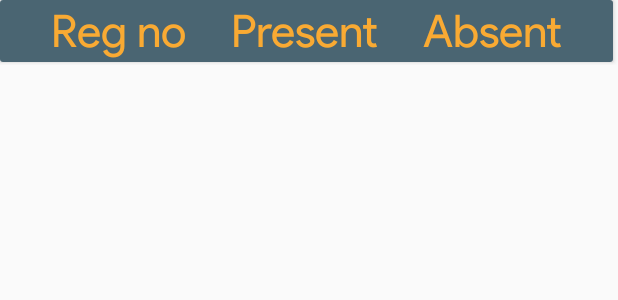
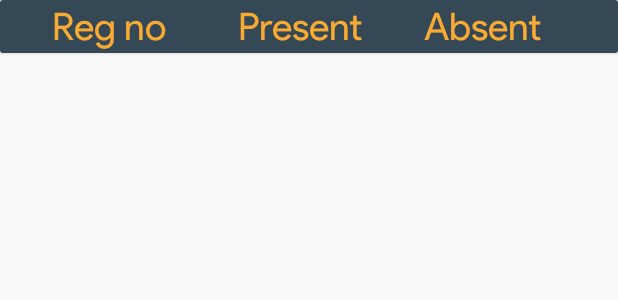
Before and after one commit to Git-Uzair/identino, an Android app: the layout summary_row_presabs.xml on its own in the app's theme, with its tools: preview values and no code run, on a phone screen of 412 x 824 dp. Shown: the top 300 px of the screen. Run offline under Robolectric (Android 15) with nearby library versions, the phone set to English and light mode, and no system bars.

Commit message:
Fixed Layout for course summary and the courses row, pop up fixed too.

```diff
--- a/app/src/main/java/com/tango/identino/util/courseAdapter.java
+++ b/app/src/main/java/com/tango/identino/util/courseAdapter.java
@@ -77,6 +77,7 @@ public class courseAdapter extends RecyclerView.Adapter<courseAdapter.ViewHolder
         private void popUP() {
             View View = LayoutInflater.from(context).inflate(R.layout.summary_popup, null);
             final PopupWindow pop_window = new PopupWindow(View, WindowManager.LayoutParams.MATCH_PARENT, WindowManager.LayoutParams.MATCH_PARENT);
+
             RecyclerView summary_recycler = View.findViewById(R.id.summary_recycler);
             List<Attendance_record> records = new ArrayList<>();
             records.add(new Attendance_record("2017494", 2, 3));
--- a/app/src/main/res/layout/courses_layout.xml
+++ b/app/src/main/res/layout/courses_layout.xml
@@ -9,7 +9,7 @@
         android:id="@+id/course_list_card_view"
         android:layout_width="match_parent"
         app:cardCornerRadius="10dp"
-        android:background="@color/theme_gray"
+        android:background="@color/basic_bg"
         android:layout_marginLeft="10dp"
         android:layout_marginRight="10dp"
         android:layout_marginTop="10dp"
@@ -18,7 +18,7 @@
 
         <RelativeLayout
             android:id="@+id/courses_relative_layout"
-            android:background="@color/theme_gray"
+            android:background="@color/basic_bg"
             android:gravity="center_horizontal"
             android:layout_width="match_parent"
 
--- a/app/src/main/res/layout/summary_row_presabs.xml
+++ b/app/src/main/res/layout/summary_row_presabs.xml
@@ -9,46 +9,46 @@
         android:layout_width="match_parent"
         android:layout_height="wrap_content"
         app:cardCornerRadius="2dp"
-        android:layout_marginEnd="3dp"
-android:layout_marginBottom="2dp"
-        android:background="@color/theme_gray">
+        android:layout_marginBottom="2dp"
+        android:background="@color/basic_bg">
 
         <RelativeLayout
             android:layout_width="match_parent"
             android:gravity="center_horizontal"
             android:padding="2dp"
-            android:background="@color/theme_gray"
+            android:background="@color/basic_bg"
             android:layout_height="wrap_content">
 
             <TextView
-                android:layout_width="wrap_content"
+                android:id="@+id/summary_regno"
+                android:layout_width="94dp"
                 android:layout_height="wrap_content"
-                android:id="@+id/summary_regno"
+                android:fontFamily="@font/product_sans"
                 android:text="Reg no"
-                android:textSize="30sp"
-                android:fontFamily="@font/product_sans"
-                android:textColor="@color/orange"/>
+                android:textColor="@color/orange"
+                android:textSize="25sp" />
 
             <TextView
-                android:layout_width="wrap_content"
+                android:id="@+id/summary_present"
+                android:layout_width="94dp"
                 android:layout_height="wrap_content"
-                android:id="@+id/summary_present"
-                android:text="Present"
-                android:textSize="30sp"
                 android:layout_marginLeft="30dp"
                 android:layout_toRightOf="@+id/summary_regno"
                 android:fontFamily="@font/product_sans"
-                android:textColor="@color/orange"/>
+                android:text="Present"
+                android:textColor="@color/orange"
+                android:textSize="25sp" />
+
             <TextView
-                android:layout_width="wrap_content"
+                android:id="@+id/summary_absent"
+                android:layout_width="94dp"
                 android:layout_height="wrap_content"
-                android:id="@+id/summary_absent"
-                android:text="Absent"
-                android:textSize="30sp"
                 android:layout_marginLeft="30dp"
                 android:layout_toRightOf="@+id/summary_present"
                 android:fontFamily="@font/product_sans"
-                android:textColor="@color/orange"/>
+                android:text="Absent"
+                android:textColor="@color/orange"
+                android:textSize="25sp" />
 
         </RelativeLayout>
 
```
Also changed, not shown: app/src/main/res/layout/summary_popup.xml (+13 -6 lines).
